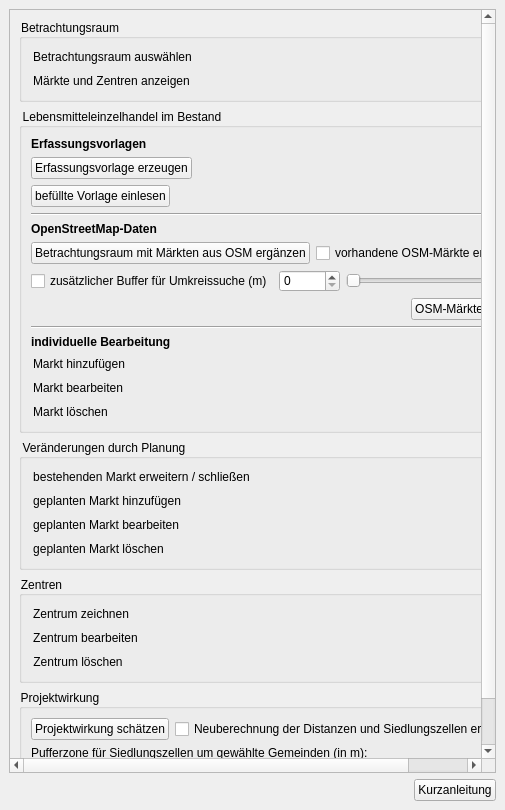
The window that projektchecktools/ui/ProjektCheck_dockwidget_analysis_08-SKSM.ui (projektcheck/ProjektCheck-QGIS) describes before a commit, drawn with Qt 5.
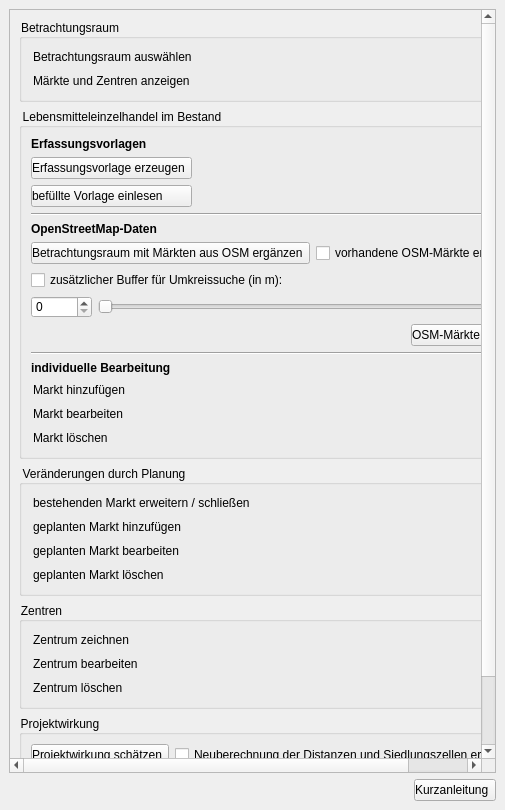
The same window after the commit. Icons and pictures are not drawn. Custom widgets are drawn as their Qt base class.

Commit message: adapted writing templates to QGIS

Diff of the .ui file:
```diff
--- a/projektchecktools/ui/ProjektCheck_dockwidget_analysis_08-SKSM.ui
+++ b/projektchecktools/ui/ProjektCheck_dockwidget_analysis_08-SKSM.ui
@@ -26,6 +26,9 @@
 	font: bold italic 8pt ;
     color: black;
 }
+QPushButton{
+	text-align: left;
+}
 QPushButton::flat{
 background-color: none;
 border: 0;
@@ -68,7 +71,7 @@
          <x>0</x>
          <y>0</y>
          <width>478</width>
-         <height>758</height>
+         <height>778</height>
         </rect>
        </property>
        <layout class="QVBoxLayout" name="verticalLayout_10">
@@ -197,6 +200,37 @@
             </widget>
            </item>
            <item>
+            <layout class="QGridLayout" name="gridLayout">
+             <item row="1" column="0">
+              <widget class="QPushButton" name="read_template_button">
+               <property name="sizePolicy">
+                <sizepolicy hsizetype="Preferred" vsizetype="Fixed">
+                 <horstretch>0</horstretch>
+                 <verstretch>0</verstretch>
+                </sizepolicy>
+               </property>
+               <property name="toolTip">
+                <string>&lt;html&gt;&lt;head/&gt;&lt;body&gt;&lt;p&gt;&lt;span style=&quot; font-weight:600;&quot;&gt;Befüllte Vorlage einlesen&lt;/span&gt;&lt;/p&gt;&lt;p&gt;Eine von Ihnen zuvor erzeugte und anschließend befüllte Erfassungsvorlage für die Lebensmittelmärkte im Bestand wieder einlesen.&lt;/p&gt;&lt;/body&gt;&lt;/html&gt;</string>
+               </property>
+               <property name="layoutDirection">
+                <enum>Qt::LeftToRight</enum>
+               </property>
+               <property name="styleSheet">
+                <string notr="true"/>
+               </property>
+               <property name="text">
+                <string>befüllte Vorlage einlesen</string>
+               </property>
+               <property name="icon">
+                <iconset>
+                 <normaloff>../../images/iconset_mob/20190619_iconset_mob_template_read_1.png</normaloff>../../images/iconset_mob/20190619_iconset_mob_template_read_1.png</iconset>
+               </property>
+               <property name="checkable">
+                <bool>false</bool>
+               </property>
+              </widget>
+             </item>
+             <item row="0" column="0">
             <widget class="QPushButton" name="create_template_button">
              <property name="sizePolicy">
               <sizepolicy hsizetype="Fixed" vsizetype="Fixed">
@@ -210,6 +244,9 @@
              <property name="layoutDirection">
               <enum>Qt::LeftToRight</enum>
              </property>
+               <property name="styleSheet">
+                <string notr="true">text-align:left</string>
+               </property>
              <property name="text">
               <string>Erfassungsvorlage erzeugen</string>
              </property>
@@ -222,31 +259,20 @@
              </property>
             </widget>
            </item>
-           <item>
-            <widget class="QPushButton" name="pushButton_46">
-             <property name="sizePolicy">
-              <sizepolicy hsizetype="Fixed" vsizetype="Fixed">
-               <horstretch>0</horstretch>
-               <verstretch>0</verstretch>
-              </sizepolicy>
-             </property>
-             <property name="toolTip">
-              <string>&lt;html&gt;&lt;head/&gt;&lt;body&gt;&lt;p&gt;&lt;span style=&quot; font-weight:600;&quot;&gt;Befüllte Vorlage einlesen&lt;/span&gt;&lt;/p&gt;&lt;p&gt;Eine von Ihnen zuvor erzeugte und anschließend befüllte Erfassungsvorlage für die Lebensmittelmärkte im Bestand wieder einlesen.&lt;/p&gt;&lt;/body&gt;&lt;/html&gt;</string>
-             </property>
-             <property name="layoutDirection">
-              <enum>Qt::LeftToRight</enum>
-             </property>
-             <property name="text">
-              <string>befüllte Vorlage einlesen</string>
-             </property>
-             <property name="icon">
-              <iconset>
-               <normaloff>../../images/iconset_mob/20190619_iconset_mob_template_read_1.png</normaloff>../../images/iconset_mob/20190619_iconset_mob_template_read_1.png</iconset>
-             </property>
-             <property name="checkable">
-              <bool>false</bool>
-             </property>
-            </widget>
+             <item row="0" column="1">
+              <spacer name="horizontalSpacer">
+               <property name="orientation">
+                <enum>Qt::Horizontal</enum>
+               </property>
+               <property name="sizeHint" stdset="0">
+                <size>
+                 <width>40</width>
+                 <height>20</height>
+                </size>
+               </property>
+              </spacer>
+             </item>
+            </layout>
            </item>
            <item>
             <widget class="Line" name="line">
@@ -319,23 +345,23 @@
             </layout>
            </item>
            <item>
-            <layout class="QHBoxLayout" name="horizontalLayout">
-             <property name="leftMargin">
-              <number>0</number>
-             </property>
-             <property name="topMargin">
-              <number>0</number>
-             </property>
-             <item>
               <widget class="QCheckBox" name="checkBox_23">
                <property name="toolTip">
                 <string>&lt;html&gt;&lt;head/&gt;&lt;body&gt;&lt;p&gt;&lt;span style=&quot; font-weight:600;&quot;&gt;Zusätzlicher Buffer für Umkreissuche&lt;/span&gt;&lt;/p&gt;&lt;p&gt;Auch das Randgebiet des Betrachtungsraums durch Märkte aus OpenStreetMap ergänzen.&lt;/p&gt;&lt;/body&gt;&lt;/html&gt;</string>
                </property>
                <property name="text">
-                <string>zusätzlicher Buffer für Umkreissuche (m)</string>
+              <string>zusätzlicher Buffer für Umkreissuche (in m):</string>
                </property>
               </widget>
              </item>
+           <item>
+            <layout class="QHBoxLayout" name="horizontalLayout">
+             <property name="leftMargin">
+              <number>0</number>
+             </property>
+             <property name="topMargin">
+              <number>0</number>
+             </property>
              <item>
               <widget class="QSpinBox" name="spinBox">
                <property name="toolTip">
```
Lines whose indentation alone changed are shown as unchanged. The commit also changes 2 other files.
